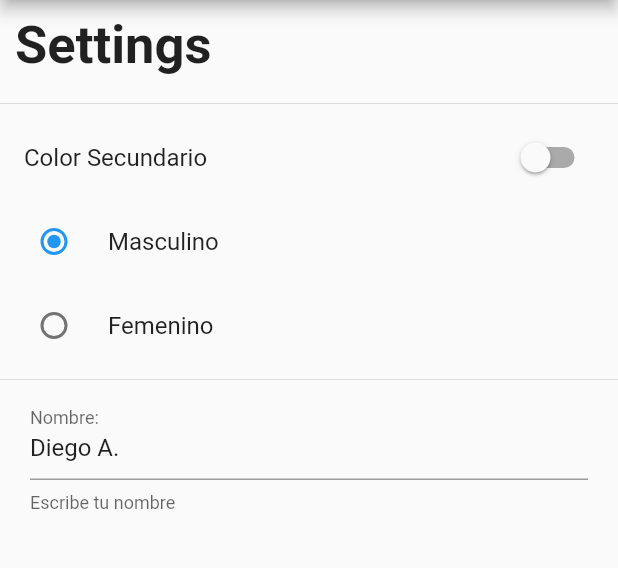
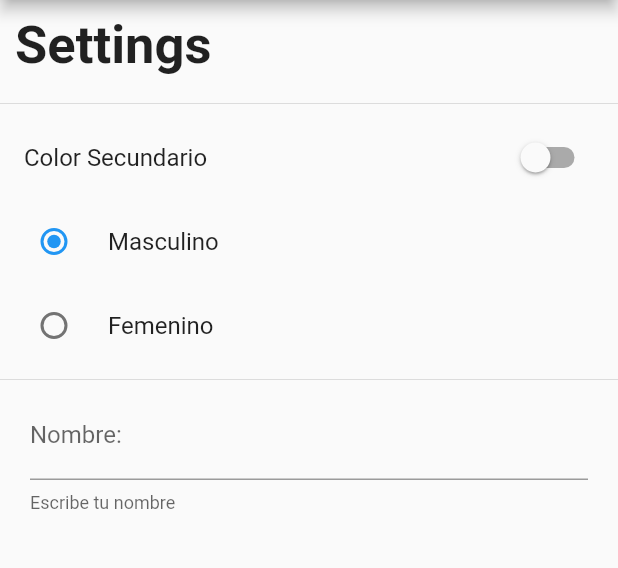
Before and after one commit to diegoarizadev/FlutterPreferenciasUsuario, a Flutter app: the SettingsPage screen opened by its route, on a phone screen of 412 x 824 dp, the part 84-652 px from its top. Run offline on Flutter 3.47's test engine with Material 2 defaults, Android fonts, the phone set to English and light mode, and no system bars; our stand-ins replace shared_preferences; accounts and stored records are empty.

Commit message:
Almacenamiento y recuperación de las otras preferencias.

```diff
--- a/preferenciasusuario/lib/src/pages/home_page.dart
+++ b/preferenciasusuario/lib/src/pages/home_page.dart
@@ -13,16 +13,17 @@ class HomePage extends StatelessWidget {
     return Scaffold(
       appBar: AppBar(
         title: Text('Preferencias de usuario'),
+        backgroundColor: (pre.getColorSecundario) ? Colors.orange : Colors.blue,
       ),
       drawer: MenuWidget(),
       body: Column(
         mainAxisAlignment: MainAxisAlignment.center,
         children: [
-          Text('Color secundario:'),
+          Text('Color secundario: ${pre.getColorSecundario}'),
           Divider(),
           Text('Genero: ${pre.getGenero}'),
           Divider(),
-          Text('Nombre de usuario:'),
+          Text('Nombre de usuario: ${pre.getNombre}'),
           Divider(),
         ],
       ),
--- a/preferenciasusuario/lib/src/pages/settings_page.dart
+++ b/preferenciasusuario/lib/src/pages/settings_page.dart
@@ -5,16 +5,14 @@ import 'package:preferenciasusuario/src/widgets/menu_widget.dart';
 class SettingsPage extends StatefulWidget {
   static final String routeName =
       'settings'; //Referecia del routeName para obtener la pagina
-  const SettingsPage({Key? key}) : super(key: key);
 
   @override
   _SettingsPageState createState() => _SettingsPageState();
 }
 
 class _SettingsPageState extends State<SettingsPage> {
-  bool _colorSecundario = false;
+  late bool _colorSecundario;
   late int _genero;
-  String _nombre = 'Diego A.';
 
 //se crea un controller para pre cargar un valor en el textfiled.
   TextEditingController _textController = new TextEditingController();
@@ -26,7 +24,8 @@ class _SettingsPageState extends State<SettingsPage> {
   void initState() {
     super.initState();
     _genero = pre.getGenero;
-    _textController = new TextEditingController(text: _nombre);
+    _colorSecundario = pre.getColorSecundario;
+    _textController = new TextEditingController(text: pre.getNombre);
   }
 
   @override
@@ -34,6 +33,7 @@ class _SettingsPageState extends State<SettingsPage> {
     return Scaffold(
       appBar: AppBar(
         title: Text('Ajustes'),
+        backgroundColor: (_colorSecundario) ? Colors.orange : Colors.blue,
       ),
       drawer: MenuWidget(),
       body: ListView(
@@ -55,6 +55,7 @@ class _SettingsPageState extends State<SettingsPage> {
             onChanged: (value) {
               setState(() {
                 _colorSecundario = value;
+                pre.setColorSecundario = value;
               });
             },
           ),
@@ -81,7 +82,11 @@ class _SettingsPageState extends State<SettingsPage> {
                 labelText: 'Nombre:',
                 helperText: 'Escribe tu nombre',
               ),
-              onChanged: (value) {},
+              onChanged: (value) {
+                setState(() {
+                  pre.setNombre = value;
+                });
+              },
             ),
           ),
         ],
--- a/preferenciasusuario/lib/src/share_prefs/preferences_user.dart
+++ b/preferenciasusuario/lib/src/share_prefs/preferences_user.dart
@@ -34,7 +34,19 @@ class PreferencesUser {
     _per.setInt('genero', value);
   }
 
-  // get getColorSecundario(String value){
-  //   return  ;
-  // }
+  bool get getColorSecundario {
+    return _per.getBool('color') ?? false;
+  }
+
+  set setColorSecundario(bool value) {
+    _per.setBool('color', value);
+  }
+
+  String get getNombre {
+    return _per.getString('nombre') ?? '';
+  }
+
+  set setNombre(String value) {
+    _per.setString('nombre', value);
+  }
 }
```
